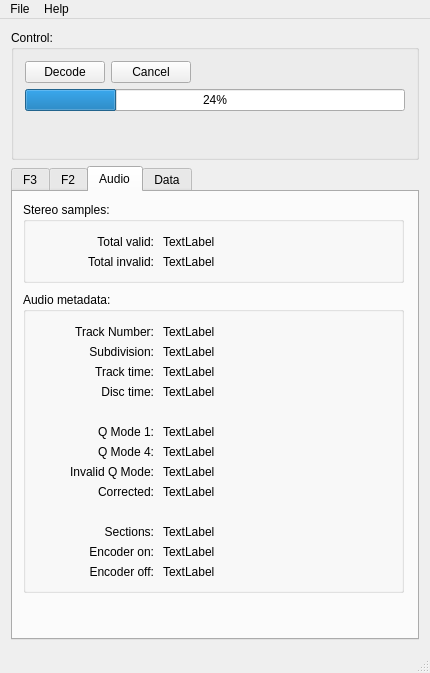
Above: tools/ld-process-efm/mainwindow.ui from happycube/ld-decode before the change. Below: the same form after it.
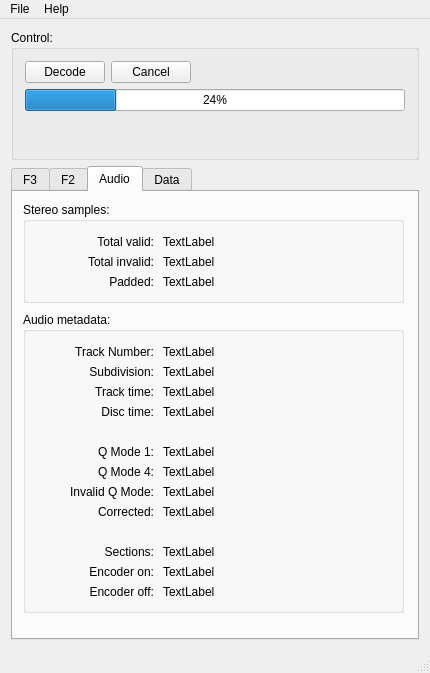
That is the form after the change. The open tabs and pages were chosen to show the change. Icons and pictures are not drawn.

Commit message: Added automatic gap analysis and sample padding to maintain audio sample length over errors - WIP #228

```diff
--- a/tools/ld-process-efm/mainwindow.ui
+++ b/tools/ld-process-efm/mainwindow.ui
@@ -745,7 +745,7 @@
             <x>10</x>
             <y>10</y>
             <width>381</width>
-            <height>81</height>
+            <height>101</height>
            </rect>
           </property>
           <property name="title">
@@ -809,12 +809,41 @@
             <string>TextLabel</string>
            </property>
           </widget>
+          <widget class="QLabel" name="label_37">
+           <property name="geometry">
+            <rect>
+             <x>10</x>
+             <y>70</y>
+             <width>121</width>
+             <height>20</height>
+            </rect>
+           </property>
+           <property name="text">
+            <string>Padded:</string>
+           </property>
+           <property name="alignment">
+            <set>Qt::AlignRight|Qt::AlignTrailing|Qt::AlignVCenter</set>
+           </property>
+          </widget>
+          <widget class="QLabel" name="audio_totalPaddedSamples">
+           <property name="geometry">
+            <rect>
+             <x>140</x>
+             <y>70</y>
+             <width>231</width>
+             <height>20</height>
+            </rect>
+           </property>
+           <property name="text">
+            <string>TextLabel</string>
+           </property>
+          </widget>
          </widget>
          <widget class="QGroupBox" name="groupBox_8">
           <property name="geometry">
            <rect>
             <x>10</x>
-            <y>100</y>
+            <y>120</y>
             <width>381</width>
             <height>301</height>
            </rect>
```
Left out of the diff: 2 changed lines with no effect on the pictures. The commit also changes 5 other files.
